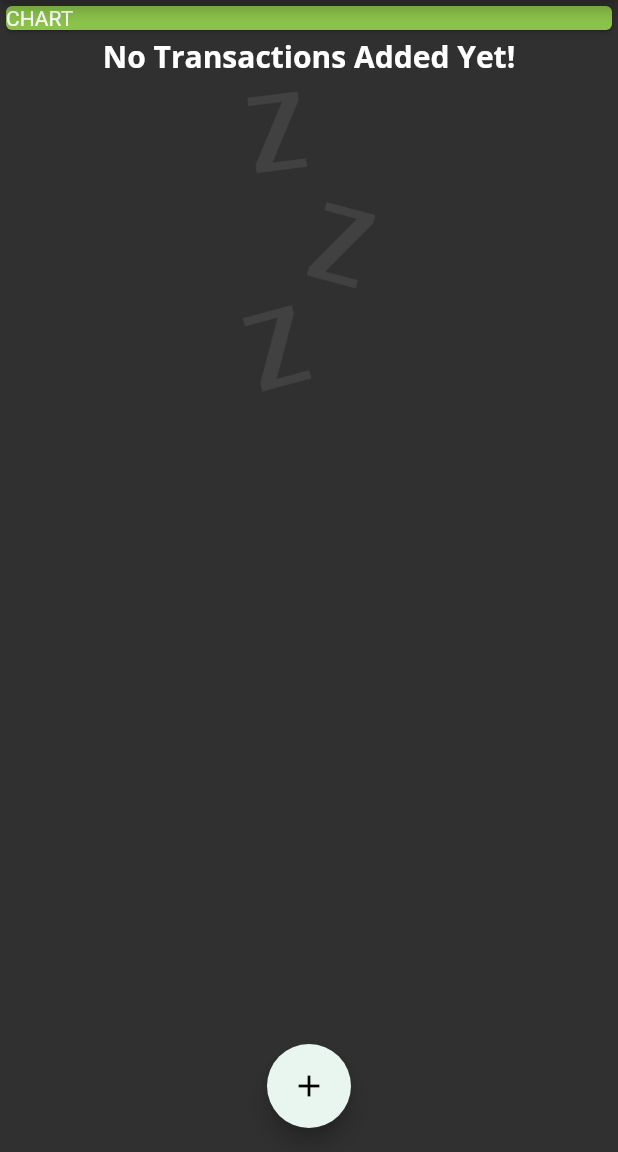
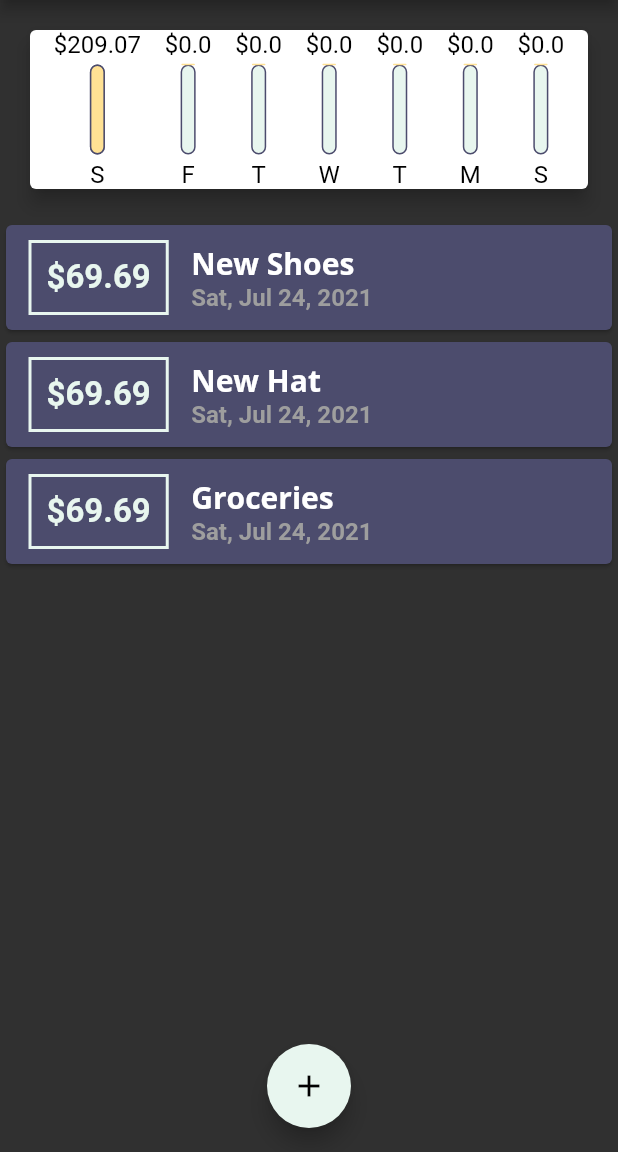
Before and after one commit to MostafaAE/personal_expenses_flutter, a Flutter app: the screen it shows after launch, on a phone screen of 412 x 824 dp, the part 84-1236 px from its top. Run offline on Flutter 3.47's test engine with Material 2 defaults, Android fonts, the phone set to English and light mode, and no system bars; our stand-ins replace rflutter_alert.

Commit message:
expenses chart

```diff
--- a/lib/home.dart
+++ b/lib/home.dart
@@ -2,6 +2,7 @@ import 'package:flutter/material.dart';
 import 'package:personal_expenses_flutter/utilities/constants.dart';
 
 import './models/transaction.dart';
+import './widgets/chart.dart';
 import './widgets/new_transaction.dart';
 import './widgets/transaction_list.dart';
 
@@ -12,13 +13,20 @@ class HomePage extends StatefulWidget {
 
 class _HomePageState extends State<HomePage> {
   final List<Transaction> _userTransactions = [
-    // Transaction(
-    //     id: 't1', title: 'New Shoes', amount: 69.69, date: DateTime.now()),
-    // Transaction(
-    //     id: 't2', title: 'New Hat', amount: 69.69, date: DateTime.now()),
-    // Transaction(
-    //     id: 't3', title: 'Groceries', amount: 69.69, date: DateTime.now()),
+    Transaction(
+        id: 't1', title: 'New Shoes', amount: 69.69, date: DateTime.now()),
+    Transaction(
+        id: 't2', title: 'New Hat', amount: 69.69, date: DateTime.now()),
+    Transaction(
+        id: 't3', title: 'Groceries', amount: 69.69, date: DateTime.now()),
   ];
+
+  List<Transaction> get _recentTransactions {
+    final lastWeek = DateTime.now().subtract(Duration(days: 7));
+    return _userTransactions.where((tx) {
+      return tx.date.isAfter(lastWeek);
+    }).toList();
+  }
 
   void _addTransaction(String txTitle, double txAmount) {
     var newTransaction = Transaction(
@@ -60,10 +68,7 @@ class _HomePageState extends State<HomePage> {
         child: Column(
           crossAxisAlignment: CrossAxisAlignment.stretch,
           children: [
-            Card(
-              color: Colors.lightGreen,
-              child: Text('CHART'),
-            ),
+            Chart(_recentTransactions),
             Column(
               children: [
                 TransactionList(
--- a/lib/utilities/constants.dart
+++ b/lib/utilities/constants.dart
@@ -4,6 +4,9 @@ const kPrimaryColor = Color(0xFFFFE194);
 const kSecondaryColor = Color(0xFFE8F6EF);
 // const kSecondaryColor = Color(0xFFB8DFD8);
 const kBackgroundColor = Color(0xFF4C4C6D);
+
+const chartBarHeight = 60;
+const kChartBarColor = Color(0xFF3C5186);
 
 const kTxTitleStyle = TextStyle(
   fontSize: 18,
@@ -15,3 +18,8 @@ const kTxDateStyle = TextStyle(
   fontWeight: FontWeight.bold,
   color: Colors.grey,
 );
+
+const kChartBarStyle = TextStyle(
+  fontSize: 16,
+  color: Colors.black,
+);
--- /dev/null
+++ b/lib/widgets/char_bar.dart
@@ -0,0 +1,70 @@
+import 'package:flutter/material.dart';
+import 'package:personal_expenses_flutter/utilities/constants.dart';
+
+class ChartBar extends StatelessWidget {
+  final String label;
+  final double spendingAmount;
+  final double spendingPct;
+
+  ChartBar(
+      {required this.label,
+      required this.spendingAmount,
+      required this.spendingPct});
+
+  @override
+  Widget build(BuildContext context) {
+    return Column(
+      children: [
+        Text(
+          '\$$spendingAmount',
+          style: kChartBarStyle,
+        ),
+        SizedBox(
+          height: 4,
+        ),
+        Container(
+          height: 60,
+          width: 10,
+          child: Stack(
+            children: [
+              Container(
+                decoration: BoxDecoration(
+                  color: kSecondaryColor,
+                  border: Border.all(
+                    color: kBackgroundColor,
+                    width: 1.0,
+                  ),
+                  borderRadius: BorderRadius.all(
+                    Radius.circular(10),
+                  ),
+                ),
+              ),
+              FractionallySizedBox(
+                heightFactor: spendingPct,
+                child: Container(
+                  decoration: BoxDecoration(
+                    color: kPrimaryColor,
+                    border: Border.all(
+                      color: kBackgroundColor,
+                      width: 1.0,
+                    ),
+                    borderRadius: BorderRadius.all(
+                      Radius.circular(10),
+                    ),
+                  ),
+                ),
+              )
+            ],
+          ),
+        ),
+        SizedBox(
+          height: 4,
+        ),
+        Text(
+          label,
+          style: kChartBarStyle,
+        ),
+      ],
+    );
+  }
+}
--- /dev/null
+++ b/lib/widgets/chart.dart
@@ -0,0 +1,56 @@
+import 'package:flutter/material.dart';
+import 'package:intl/intl.dart';
+
+import '../models/transaction.dart';
+import '../widgets/char_bar.dart';
+
+class Chart extends StatelessWidget {
+  final List<Transaction> recentTransactions;
+
+  Chart(this.recentTransactions);
+
+  List<Map<String, Object>> get groupedTransactionValues {
+    return List.generate(7, (index) {
+      final weekDay = DateTime.now().subtract(Duration(days: index));
+      double totalSum = 0;
+      for (Transaction tx in recentTransactions) {
+        if (tx.date.day == weekDay.day &&
+            tx.date.month == weekDay.month &&
+            tx.date.year == weekDay.year) totalSum += tx.amount;
+      }
+      print(totalSum);
+      print(DateFormat.E().format(weekDay).substring(0, 1));
+      return {
+        'day': DateFormat.E().format(weekDay).substring(0, 1),
+        'amount': totalSum
+      };
+    });
+  }
+
+  double get totalSpending {
+    return groupedTransactionValues.fold(0.0, (sum, element) {
+      return sum + (element['amount'] as double);
+    });
+  }
+
+  @override
+  Widget build(BuildContext context) {
+    print(groupedTransactionValues);
+    return Card(
+      margin: EdgeInsets.all(20),
+      elevation: 5,
+      child: Row(
+        mainAxisAlignment: MainAxisAlignment.spaceEvenly,
+        children: groupedTransactionValues.map((data) {
+          return ChartBar(
+            label: '${data['day']}',
+            spendingAmount: data['amount'] as double,
+            spendingPct: totalSpending == 0
+                ? 0
+                : (data['amount'] as double) / totalSpending,
+          );
+        }).toList(),
+      ),
+    );
+  }
+}
```
